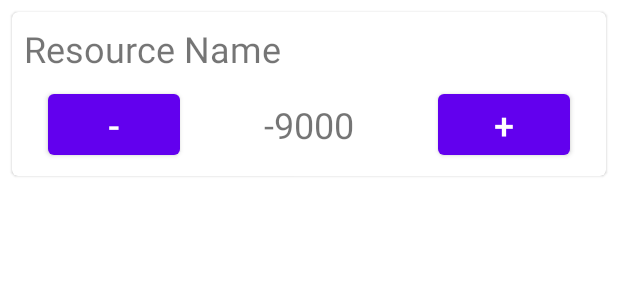
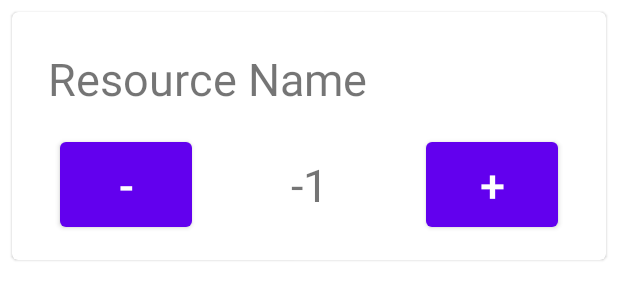
Before and after one commit to cloudsftp/ResourceBlockerAndroid, an Android app: the layout resource_card.xml on its own in the app's theme, with its tools: preview values and no code run, on a phone screen of 412 x 824 dp. Shown: the top 300 px of the screen. Run offline under Robolectric (Android 15) with nearby library versions, the phone set to English and light mode, and no system bars.

Commit message:
make card bigger

```diff
--- a/app/src/main/res/layout/resource_card.xml
+++ b/app/src/main/res/layout/resource_card.xml
@@ -9,7 +9,8 @@
     <androidx.constraintlayout.widget.ConstraintLayout
         android:layout_width="match_parent"
         android:layout_height="wrap_content"
-        android:layout_margin="8dp" >
+        android:layout_margin="8dp"
+        android:padding="8dp" >
 
         <com.google.android.material.textview.MaterialTextView
             android:id="@+id/txtResourceName"
@@ -18,24 +19,26 @@
             android:text="@string/resource_name"
             app:layout_constraintStart_toStartOf="parent"
             app:layout_constraintTop_toTopOf="parent"
-            android:textSize="@dimen/text_size" />
+            android:textSize="@dimen/text_size"
+            android:padding="8dp" />
 
         <com.google.android.material.button.MaterialButton
             android:id="@+id/btnResourceMinus"
             android:layout_width="wrap_content"
             android:layout_height="wrap_content"
-            android:text="-"
+            android:text="@string/minus"
             android:textSize="@dimen/text_size"
             app:layout_constraintStart_toStartOf="parent"
             app:layout_constraintTop_toBottomOf="@+id/txtResourceName"
             android:layout_marginStart="16dp"
-            android:layout_marginTop="8dp" />
+            android:layout_marginTop="8dp"
+            android:padding="8dp" />
 
         <com.google.android.material.textview.MaterialTextView
             android:id="@+id/txtResourceNum"
             android:layout_width="wrap_content"
             android:layout_height="wrap_content"
-            android:text="-9000"
+            android:text="@string/current_num"
             android:textSize="@dimen/text_size"
             app:layout_constraintBottom_toBottomOf="parent"
             app:layout_constraintEnd_toStartOf="@+id/btnResourcePlus"
@@ -47,11 +50,12 @@
             android:id="@+id/btnResourcePlus"
             android:layout_width="wrap_content"
             android:layout_height="wrap_content"
-            android:text="+"
+            android:text="@string/plus"
             android:textSize="@dimen/text_size"
             app:layout_constraintEnd_toEndOf="parent"
             app:layout_constraintTop_toTopOf="@+id/btnResourceMinus"
-            android:layout_marginEnd="16dp" />
+            android:layout_marginEnd="16dp"
+            android:padding="8dp" />
 
     </androidx.constraintlayout.widget.ConstraintLayout>
 
--- a/app/src/main/res/values/dimens.xml
+++ b/app/src/main/res/values/dimens.xml
@@ -1,5 +1,5 @@
 <resources>
     <dimen name="fab_margin">16dp</dimen>
 
-    <dimen name="text_size">24sp</dimen>
+    <dimen name="text_size">30sp</dimen>
 </resources>
--- a/app/src/main/res/values/strings.xml
+++ b/app/src/main/res/values/strings.xml
@@ -12,6 +12,7 @@
     <string name="internal_error">Internal Server Error</string>
 
     <string name="resource_name">Resource Name</string>
+    <string name="current_num">-1</string>
 
     <string name="minus">-</string>
     <string name="plus">+</string>
```
